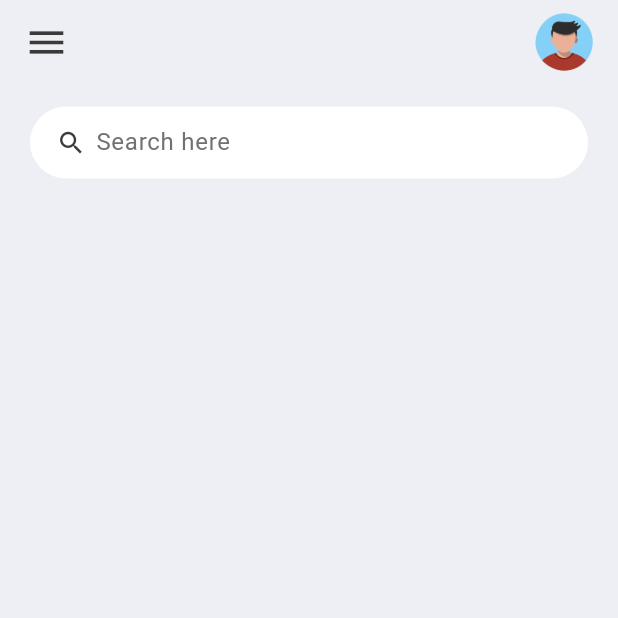
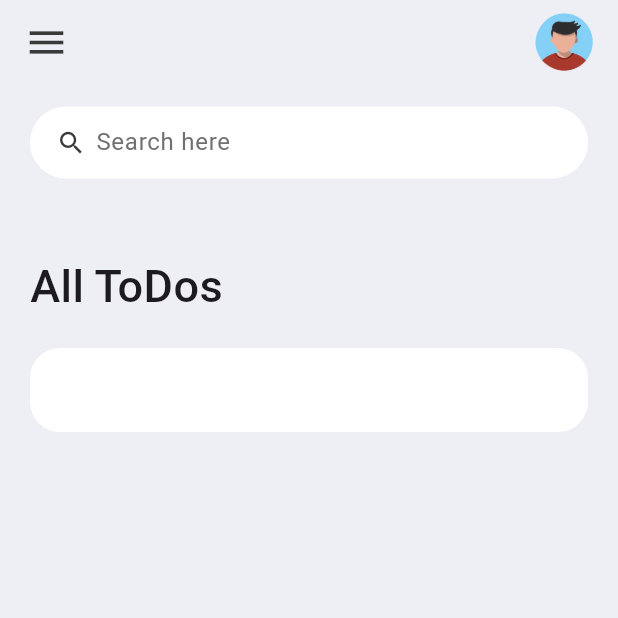
Before and after one commit to nishadadilshan/to-do-app, a Flutter app: the screen it shows after launch, on a phone screen of 412 x 824 dp, the top half of it. Run offline on Flutter 3.47's test engine with Material 2 defaults, Android fonts, the phone set to English and light mode, and no system bars.

Commit message:
added todo tile

```diff
--- a/lib/screens/home.dart
+++ b/lib/screens/home.dart
@@ -1,5 +1,6 @@
 import 'package:flutter/material.dart';
 import 'package:to_do_app/constants/colors.dart';
+import 'package:to_do_app/widgets/todo_item.dart';
 
 import '../widgets/search_box_widget.dart';
 
@@ -17,6 +18,16 @@ class Home extends StatelessWidget {
           child: Column(
             children: [
               searchBox(),
+              Expanded(child: ListView(
+                children: [
+                  Container(
+                    margin: const EdgeInsets.only(top: 50, bottom: 20),
+                    child: const Text("All ToDos", style:  TextStyle(fontSize: 30, fontWeight: FontWeight.w500),),
+                  ),
+                  ToDoItem(),
+                ],
+              ),
+              )
             ],
           ),
         ),
--- /dev/null
+++ b/lib/widgets/todo_item.dart
@@ -0,0 +1,17 @@
+import 'package:flutter/material.dart';
+
+class ToDoItem extends StatelessWidget {
+  const ToDoItem({super.key});
+
+  @override
+  Widget build(BuildContext context) {
+    return Container(
+      child: ListTile(
+        shape: RoundedRectangleBorder(
+          borderRadius: BorderRadius.circular(20),
+        ),
+        tileColor: Colors.white,
+      ),
+    );
+  }
+}
```
